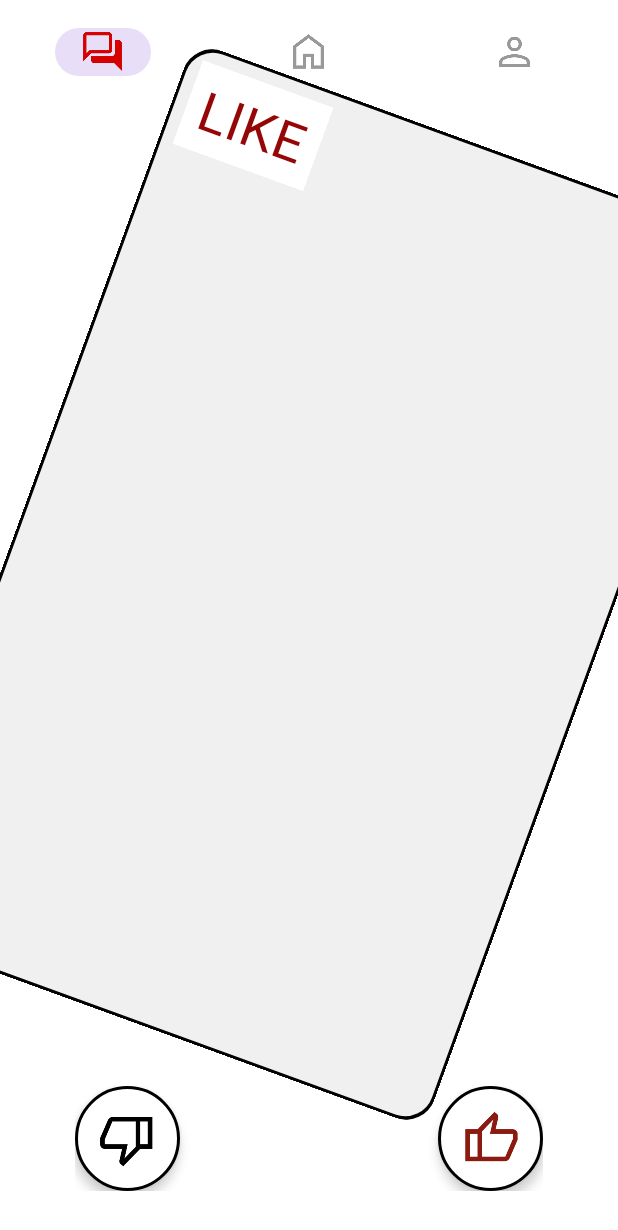
After one commit to Andrey00027/MeetMe, an Android app: the btnLikeActivity screen opened directly, with no data from a screen before it, on a phone screen of 412 x 824 dp. The commit adds this screen. Shown: the top 1230 px of the screen. Run offline under Robolectric (Android 15) with nearby library versions, the phone set to English and light mode, and no system bars.

Commit message:
Created activities like and dislike + the class to help navigate the TopBar

```diff
--- /dev/null
+++ b/app/src/main/java/com/example/meetme/btnLikeActivity.java
@@ -0,0 +1,38 @@
+package com.example.meetme;
+
+import android.content.Context;
+import android.os.Bundle;
+import android.view.View;
+import android.widget.ImageView;
+
+import androidx.activity.EdgeToEdge;
+import androidx.appcompat.app.AppCompatActivity;
+import androidx.core.graphics.Insets;
+import androidx.core.view.ViewCompat;
+import androidx.core.view.WindowInsetsCompat;
+
+public class btnLikeActivity extends AppCompatActivity
+{
+
+    private static final String TAG = "BtnLikeActivity";
+    private static final int ACTIVITY_NUM = 1;
+    private Context mContext = btnLikeActivity.this;
+    private ImageView like;
+
+
+    @Override
+    protected void onCreate(Bundle savedInstanceState) {
+        super.onCreate(savedInstanceState);
+        EdgeToEdge.enable(this);
+        setContentView(R.layout.activity_btn_like);
+        ViewCompat.setOnApplyWindowInsetsListener(findViewById(R.id.main), (v, insets) -> {
+            Insets systemBars = insets.getInsets(WindowInsetsCompat.Type.systemBars());
+            v.setPadding(systemBars.left, systemBars.top, systemBars.right, systemBars.bottom);
+            return insets;
+        });
+    }
+
+    public void LikeBtn(View view) {
+
+    }
+}
--- /dev/null
+++ b/app/src/main/res/drawable/rounded_button_background.xml
@@ -0,0 +1,5 @@
+<shape xmlns:android="http://schemas.android.com/apk/res/android">
+    <solid android:color="@color/white" />
+    <corners android:radius="250dp" />
+    <stroke android:width="2dp" android:color="@color/black" />
+</shape>
--- a/app/src/main/res/drawable/rounded_dialog_background.xml
+++ b/app/src/main/res/drawable/rounded_dialog_background.xml
@@ -1,4 +1,20 @@
-<shape xmlns:android="http://schemas.android.com/apk/res/android">
-    <solid android:color="@color/white_gray"/>
-    <corners android:radius="16dp"/>
-</shape>
+<layer-list xmlns:android="http://schemas.android.com/apk/res/android">
+    <!-- Shadow Layer -->
+    <item>
+        <shape>
+            <solid android:color="@color/black" />
+            <corners android:radius="20dp" />
+        </shape>
+    </item>
+
+    <!-- Main Content Layer -->
+    <item android:top="0.1dp" android:bottom="0.1dp" android:left="0.1dp" android:right="0.1dp">
+        <shape>
+            <solid android:color="@color/white_gray" />
+            <corners android:radius="20dp" />
+            <stroke
+                android:width="2dp"
+                android:color="@color/black" />
+        </shape>
+    </item>
+</layer-list>
--- /dev/null
+++ b/app/src/main/res/layout/activity_btn_like.xml
@@ -0,0 +1,90 @@
+<?xml version="1.0" encoding="utf-8"?>
+<LinearLayout xmlns:android="http://schemas.android.com/apk/res/android"
+    xmlns:app="http://schemas.android.com/apk/res-auto"
+    xmlns:tools="http://schemas.android.com/tools"
+    android:id="@+id/main"
+    android:layout_width="match_parent"
+    android:layout_height="match_parent"
+    tools:context=".btnLikeActivity"
+    android:background="@color/white"
+    android:orientation="vertical">
+
+    <include layout="@layout/top_navigation_view"/>
+
+    <FrameLayout
+        android:layout_width="match_parent"
+        android:layout_height="wrap_content"
+        android:layout_marginLeft="10dp"
+        android:layout_marginTop="5dp"
+        android:layout_marginRight="10dp"
+        android:layout_weight="1"
+        android:background="@drawable/rounded_dialog_background"
+        android:rotation="20">
+
+        <ImageView
+            android:id="@+id/ImvLike"
+            android:layout_width="wrap_content"
+            android:layout_height="wrap_content"/>
+
+        <TextView
+            android:layout_width="wrap_content"
+            android:layout_height="wrap_content"
+            android:layout_margin="10dp"
+            android:background="@color/white"
+            android:paddingLeft="10dp"
+            android:paddingTop="5dp"
+            android:paddingRight="10dp"
+            android:paddingBottom="5dp"
+            android:text="LIKE"
+            android:textColor="@color/red_dark"
+            android:textSize="36sp"/>
+
+    </FrameLayout>
+
+    <LinearLayout
+        android:layout_width="match_parent"
+        android:layout_height="wrap_content"
+        android:layout_marginLeft="50dp"
+        android:layout_marginTop="20dp"
+        android:layout_marginRight="50dp"
+        android:layout_marginBottom="30dp">
+
+        <RelativeLayout
+            android:layout_width="match_parent"
+            android:layout_height="wrap_content">
+
+            <ImageButton
+                android:id="@+id/likeBtnActivity"
+                android:layout_width="70dp"
+                android:layout_height="70dp"
+                android:layout_alignParentStart="true"
+                android:layout_alignParentLeft="true"
+                android:layout_alignParentTop="true"
+                android:background="@drawable/rounded_button_background"
+                android:padding="15dp"
+                android:scaleType="centerInside"
+                android:elevation="4dp"
+                android:contentDescription="like_image"
+                android:src="@drawable/dislike_icon"
+                app:tint="@color/black"
+                android:onClick="LikeBtn"/>
+
+            <ImageButton
+                android:id="@+id/dislikeBtnActivity"
+                android:layout_width="70dp"
+                android:layout_height="70dp"
+                android:layout_alignParentEnd="true"
+                android:layout_alignParentRight="true"
+                android:layout_alignParentTop="true"
+                android:background="@drawable/rounded_button_background"
+                android:padding="15dp"
+                android:scaleType="centerInside"
+                android:elevation="4dp"
+                android:contentDescription="like_image"
+                android:src="@drawable/like_icon" />
+
+        </RelativeLayout>
+
+    </LinearLayout>
+
+</LinearLayout>
--- a/app/src/main/res/menu/top_navigation_toolbar.xml
+++ b/app/src/main/res/menu/top_navigation_toolbar.xml
@@ -9,7 +9,7 @@
         />
 
     <item
-        android:id="@+id/main_activity_icon"
+        android:id="@+id/ic_home"
         android:icon="@drawable/home_icon"
         android:title=""
         android:contentDescription="Home"
```
Also changed, not shown: app/src/main/AndroidManifest.xml (+12 -0 lines), app/src/main/java/com/example/meetme/MainActivity.java (+29 -1 lines), app/src/main/java/com/example/meetme/MatchedActivity.java (added, +24 -0 lines), app/src/main/java/com/example/meetme/SettingsActivity.java (added, +24 -0 lines), app/src/main/java/com/example/meetme/TopNavigationViewHelper.java (added, +56 -0 lines), app/src/main/java/com/example/meetme/btnDislikeActivity.java (added, +30 -0 lines), app/src/main/res/layout/activity_btn_dislike.xml (added, +93 -0 lines), app/src/main/res/layout/activity_main.xml (+19 -11 lines), app/src/main/res/layout/activity_matched.xml (added, +10 -0 lines), app/src/main/res/layout/activity_settings.xml (added, +10 -0 lines), app/src/main/res/layout/layout_top_navigation_back.xml (added, +27 -0 lines).
